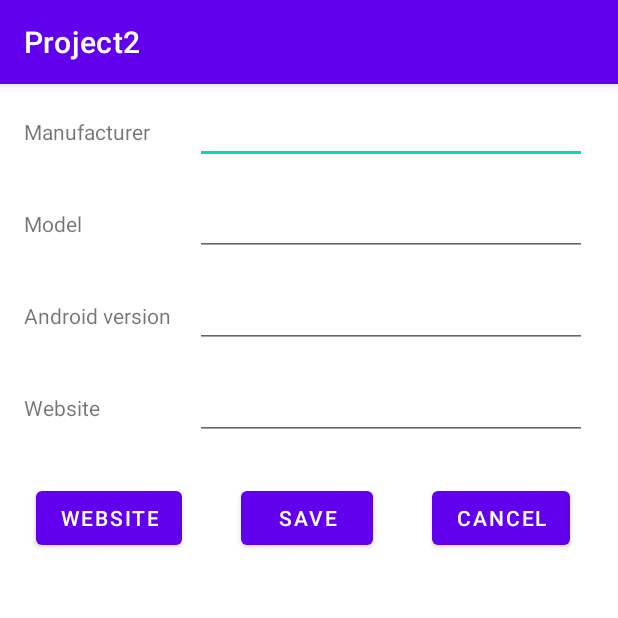
After one commit to dzytko/sem6-android, an Android app: the AddPhoneActivity screen opened directly, with no data from a screen before it, on a phone screen of 412 x 824 dp, the top half of it. The commit adds this screen. Run offline under Robolectric (Android 15) with nearby library versions, the phone set to English and light mode, and no system bars.

Commit message:
project 2: part 2

```diff
--- /dev/null
+++ b/Project2/app/src/main/java/com/example/project2/activities/AddPhoneActivity.java
@@ -0,0 +1,110 @@
+package com.example.project2.activities;
+
+import androidx.appcompat.app.AppCompatActivity;
+
+import android.content.Intent;
+import android.os.Bundle;
+import android.view.View;
+import android.widget.Button;
+import android.widget.EditText;
+
+import com.example.project2.R;
+import com.example.project2.entities.Phone;
+
+public class AddPhoneActivity extends AppCompatActivity {
+    Phone phone;
+    EditText manufacturerInput;
+    EditText modelInput;
+    EditText androidVersionInput;
+    EditText websiteInput;
+
+    @Override
+    protected void onCreate(Bundle savedInstanceState) {
+        super.onCreate(savedInstanceState);
+        setContentView(R.layout.activity_add_phone);
+
+        manufacturerInput = findViewById(R.id.manufacturerInput);
+        modelInput = findViewById(R.id.modelInput);
+        androidVersionInput = findViewById(R.id.androidVersionInput);
+        websiteInput = findViewById(R.id.websiteInput);
+
+        Button cancelButton = findViewById(R.id.cancelButton);
+        cancelButton.setOnClickListener(view -> {
+            finish();
+        });
+
+        Button saveButton = findViewById(R.id.saveButton);
+        saveButton.setOnClickListener(view -> {
+            if (!validateInputs()) {
+                return;
+            }
+
+            phone = new Phone();
+            phone.setManufacturer(manufacturerInput.getText().toString());
+            phone.setModel(modelInput.getText().toString());
+            phone.setAndroidVersion(androidVersionInput.getText().toString());
+            phone.setPageUrl(websiteInput.getText().toString());
+
+            Intent resultIntent = new Intent();
+            resultIntent.putExtra("phone", phone);
+            setResult(RESULT_OK, resultIntent);
+            finish();
+        });
+
+        manufacturerInput.setOnFocusChangeListener((view, hasFocus) -> {
+            if (hasFocus)
+                return;
+
+            if (manufacturerInput.getText().toString().isEmpty()) {
+                manufacturerInput.setError("Pole jest wymagane");
+            }
+        });
+
+        modelInput.setOnFocusChangeListener((view, hasFocus) -> {
+            if (hasFocus)
+                return;
+
+            if (modelInput.getText().toString().isEmpty()) {
+                modelInput.setError("Pole jest wymagane");
+            }
+        });
+
+        androidVersionInput.setOnFocusChangeListener((view, hasFocus) -> {
+            if (hasFocus)
+                return;
+
+            if (androidVersionInput.getText().toString().isEmpty()) {
+                androidVersionInput.setError("Pole jest wymagane");
+            }
+        });
+
+        websiteInput.setOnFocusChangeListener((view, hasFocus) -> {
+            if (hasFocus)
+                return;
+
+            if (websiteInput.getText().toString().isEmpty()) {
+                websiteInput.setError("Pole jest wymagane");
+            }
+        });
+    }
+
+    private boolean validateInputs() {
+        if (manufacturerInput.getText().toString().isEmpty()) {
+            manufacturerInput.setError("Pole jest wymagane");
+            return false;
+        }
+        else if (modelInput.getText().toString().isEmpty()) {
+            modelInput.setError("Pole jest wymagane");
+            return false;
+        }
+        else if (androidVersionInput.getText().toString().isEmpty()) {
+            androidVersionInput.setError("Pole jest wymagane");
+            return false;
+        }
+        else if (websiteInput.getText().toString().isEmpty()) {
+            websiteInput.setError("Pole jest wymagane");
+            return false;
+        }
+        return true;
+    }
+}
--- a/Project2/app/src/main/java/com/example/project2/models/PhoneViewModel.java
+++ b/Project2/app/src/main/java/com/example/project2/models/PhoneViewModel.java
@@ -31,4 +31,8 @@ public class PhoneViewModel extends AndroidViewModel {
     public void insertAll(List<Phone> phones) {
         phoneRepository.insertAll(phones);
     }
+
+    public void insert(Phone phone) {
+        phoneRepository.insert(phone);
+    }
 }
--- a/Project2/app/src/main/java/com/example/project2/repositories/PhoneRepository.java
+++ b/Project2/app/src/main/java/com/example/project2/repositories/PhoneRepository.java
@@ -24,6 +24,10 @@ public class PhoneRepository {
         return allPhones;
     }
 
+    public void insert(Phone phone) {
+        PhoneDatabase.databaseWriteExecutor.execute(() -> phoneDao.insert(phone));
+    }
+
     public void insertAll(List<Phone> phones) {
         PhoneDatabase.databaseWriteExecutor.execute(() -> phoneDao.insertAll(phones));
     }
--- a/Project2/app/src/main/java/com/example/project2/views/PhoneListAdapter.java
+++ b/Project2/app/src/main/java/com/example/project2/views/PhoneListAdapter.java
@@ -31,8 +31,6 @@ public class PhoneListAdapter extends RecyclerView.Adapter<PhoneListAdapter.Phon
     @Override
     public void onBindViewHolder(PhoneViewHolder holder, int position) {
         Phone phone = phoneList.get(position);
-        System.out.println("holder = " + holder + ", position = " + position);
-        System.out.println("phone = " + phone);
         holder.manufacturerTextView.setText(phone.getManufacturer());
         holder.modelTextView.setText(phone.getModel());
     }
--- /dev/null
+++ b/Project2/app/src/main/res/layout/activity_add_phone.xml
@@ -0,0 +1,142 @@
+<?xml version="1.0" encoding="utf-8"?>
+<androidx.constraintlayout.widget.ConstraintLayout xmlns:android="http://schemas.android.com/apk/res/android"
+    xmlns:app="http://schemas.android.com/apk/res-auto"
+    xmlns:tools="http://schemas.android.com/tools"
+    android:layout_width="match_parent"
+    android:layout_height="match_parent"
+    tools:context=".activities.AddPhoneActivity">
+
+    <TableLayout
+        android:id="@+id/tableLayout"
+        android:layout_width="match_parent"
+        android:layout_height="wrap_content"
+        app:layout_constraintEnd_toEndOf="parent"
+        app:layout_constraintStart_toStartOf="parent"
+        app:layout_constraintTop_toTopOf="parent">
+
+        <TableRow
+            android:layout_width="match_parent"
+            android:layout_height="match_parent">
+
+            <TextView
+                android:id="@+id/manufacturerTextView"
+                android:layout_width="wrap_content"
+                android:layout_height="wrap_content"
+                android:layout_marginStart="16dp"
+                android:layout_marginTop="8dp"
+                android:text="@string/manufacturer_label" />
+
+            <EditText
+                android:id="@+id/manufacturerInput"
+                android:layout_width="261dp"
+                android:layout_height="wrap_content"
+                android:layout_marginStart="16dp"
+                android:layout_marginTop="8dp"
+                android:layout_marginBottom="8dp"
+                android:ems="10"
+                android:inputType="textPersonName" />
+
+        </TableRow>
+
+        <TableRow
+            android:layout_width="match_parent"
+            android:layout_height="match_parent">
+
+            <TextView
+                android:id="@+id/modelTextView"
+                android:layout_width="wrap_content"
+                android:layout_height="wrap_content"
+                android:layout_marginStart="16dp"
+                android:layout_marginTop="8dp"
+                android:text="@string/model_label" />
+
+            <EditText
+                android:id="@+id/modelInput"
+                android:layout_width="wrap_content"
+                android:layout_height="wrap_content"
+                android:layout_marginStart="16dp"
+                android:layout_marginTop="8dp"
+                android:layout_marginBottom="8dp"
+                android:ems="10"
+                android:inputType="textPersonName" />
+
+        </TableRow>
+
+        <TableRow
+            android:layout_width="match_parent"
+            android:layout_height="match_parent">
+
+            <TextView
+                android:id="@+id/textView5"
+                android:layout_width="wrap_content"
+                android:layout_height="wrap_content"
+                android:layout_marginStart="16dp"
+                android:layout_marginTop="8dp"
+                android:text="@string/android_version_label" />
+
+            <EditText
+                android:id="@+id/androidVersionInput"
+                android:layout_width="wrap_content"
+                android:layout_height="wrap_content"
+                android:layout_marginStart="16dp"
+                android:layout_marginTop="8dp"
+                android:layout_marginBottom="8dp"
+                android:ems="10"
+                android:inputType="textPersonName" />
+        </TableRow>
+
+        <TableRow
+            android:layout_width="match_parent"
+            android:layout_height="match_parent">
+
+            <TextView
+                android:id="@+id/textView6"
+                android:layout_width="wrap_content"
+                android:layout_height="wrap_content"
+                android:layout_marginStart="16dp"
+                android:layout_marginTop="8dp"
+                android:text="@string/website_label" />
+
+            <EditText
+                android:id="@+id/websiteInput"
+                android:layout_width="wrap_content"
+                android:layout_height="wrap_content"
+                android:layout_marginStart="16dp"
+                android:layout_marginTop="8dp"
+                android:layout_marginBottom="8dp"
+                android:ems="10"
+                android:inputType="textPersonName" />
+        </TableRow>
+
+    </TableLayout>
+
+    <Button
+        android:id="@+id/cancelButton"
+        android:layout_width="wrap_content"
+        android:layout_height="wrap_content"
+        android:layout_marginTop="20dp"
+        android:layout_marginEnd="32dp"
+        android:text="@string/cancel_button"
+        app:layout_constraintEnd_toEndOf="parent"
+        app:layout_constraintTop_toBottomOf="@+id/tableLayout" />
+
+    <Button
+        android:id="@+id/saveButton"
+        android:layout_width="wrap_content"
+        android:layout_height="wrap_content"
+        android:layout_marginTop="20dp"
+        android:text="@string/save_button"
+        app:layout_constraintEnd_toStartOf="@+id/cancelButton"
+        app:layout_constraintStart_toEndOf="@+id/websiteButton"
+        app:layout_constraintTop_toBottomOf="@+id/tableLayout" />
+
+    <Button
+        android:id="@+id/websiteButton"
+        android:layout_width="wrap_content"
+        android:layout_height="wrap_content"
+        android:layout_marginStart="24dp"
+        android:layout_marginTop="20dp"
+        android:text="@string/website_button"
+        app:layout_constraintStart_toStartOf="parent"
+        app:layout_constraintTop_toBottomOf="@+id/tableLayout" />
+</androidx.constraintlayout.widget.ConstraintLayout>
--- a/Project2/app/src/main/res/values/strings.xml
+++ b/Project2/app/src/main/res/values/strings.xml
@@ -4,4 +4,12 @@
     <string name="brand_text_view">manufacturer_text_view</string>
     <string name="menu_clear_data">Clear data</string>
     <string name="menu_add_data">Add data</string>
+    <string name="manufacturer_label">Manufacturer</string>
+    <string name="model_label">Model</string>
+    <string name="android_version_label">Android version</string>
+    <string name="website_label">Website</string>
+    <string name="website_button">Website</string>
+    <string name="cancel_button">Cancel</string>
+    <string name="save_button">Save</string>
+
 </resources>
```
Also changed, not shown: Project2/app/src/main/AndroidManifest.xml (+6 -3 lines), Project2/app/src/main/java/com/example/project2/activities/MainActivity.java (renamed from Project2/app/src/main/java/com/example/project2/MainActivity.java, +28 -2 lines), Project2/app/src/main/java/com/example/project2/entities/Phone.java (+40 -1 lines), Project2/app/src/main/res/layout/activity_main.xml (+16 -3 lines).
